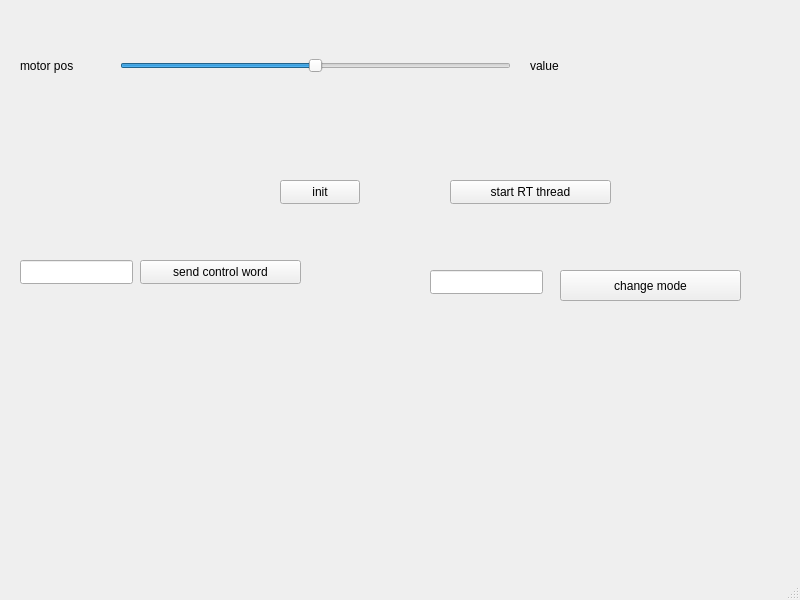
Qt form mainwindow.ui (NANDKLFSAJDKJHAjkhdsakxz1312/abstraction) before a commit.
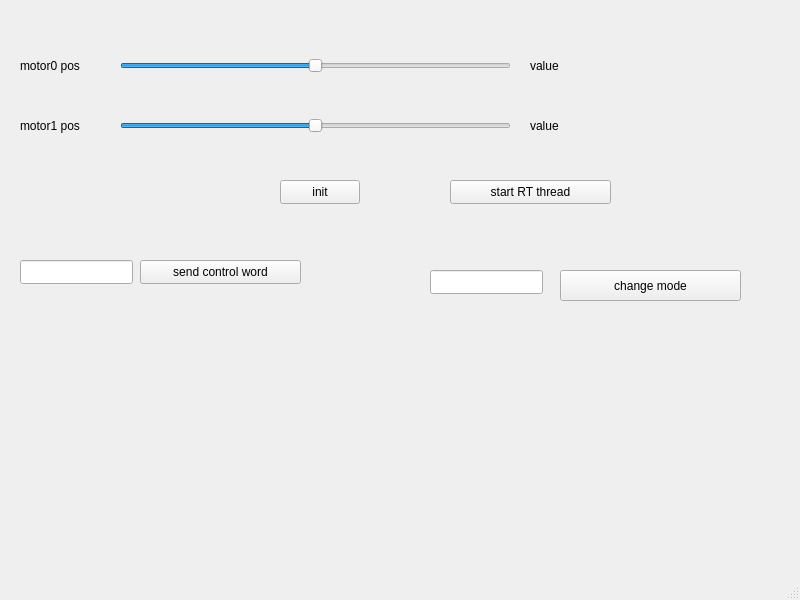
The same form after that commit.

The edit to the form file:
```diff
--- a/mainwindow.ui
+++ b/mainwindow.ui
@@ -24,7 +24,7 @@
      </rect>
     </property>
     <property name="text">
-     <string>motor pos</string>
+     <string>motor0 pos</string>
     </property>
    </widget>
    <widget class="QSlider" name="slider">
@@ -131,6 +131,51 @@
      <string>start RT thread</string>
     </property>
    </widget>
+   <widget class="QSlider" name="slider_1">
+    <property name="geometry">
+     <rect>
+      <x>120</x>
+      <y>110</y>
+      <width>391</width>
+      <height>31</height>
+     </rect>
+    </property>
+    <property name="minimum">
+     <number>-100000</number>
+    </property>
+    <property name="maximum">
+     <number>100000</number>
+    </property>
+    <property name="orientation">
+     <enum>Qt::Horizontal</enum>
+    </property>
+   </widget>
+   <widget class="QLabel" name="valuelabel_1">
+    <property name="geometry">
+     <rect>
+      <x>530</x>
+      <y>110</y>
+      <width>101</width>
+      <height>31</height>
+     </rect>
+    </property>
+    <property name="text">
+     <string>value</string>
+    </property>
+   </widget>
+   <widget class="QLabel" name="poslabel_1">
+    <property name="geometry">
+     <rect>
+      <x>20</x>
+      <y>110</y>
+      <width>81</width>
+      <height>31</height>
+     </rect>
+    </property>
+    <property name="text">
+     <string>motor1 pos</string>
+    </property>
+   </widget>
   </widget>
   <widget class="QMenuBar" name="menubar">
    <property name="geometry">
```
Left out of the diff: 6 changed lines with no effect on the pictures.
